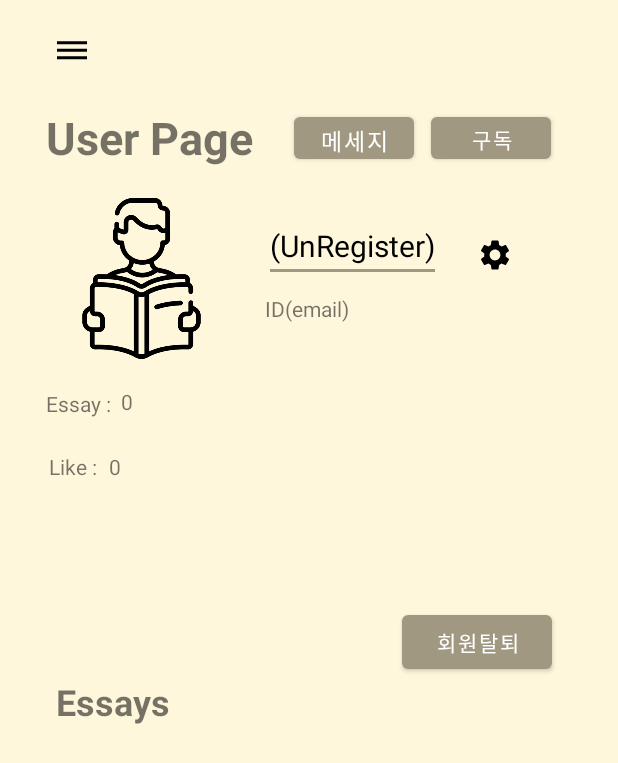
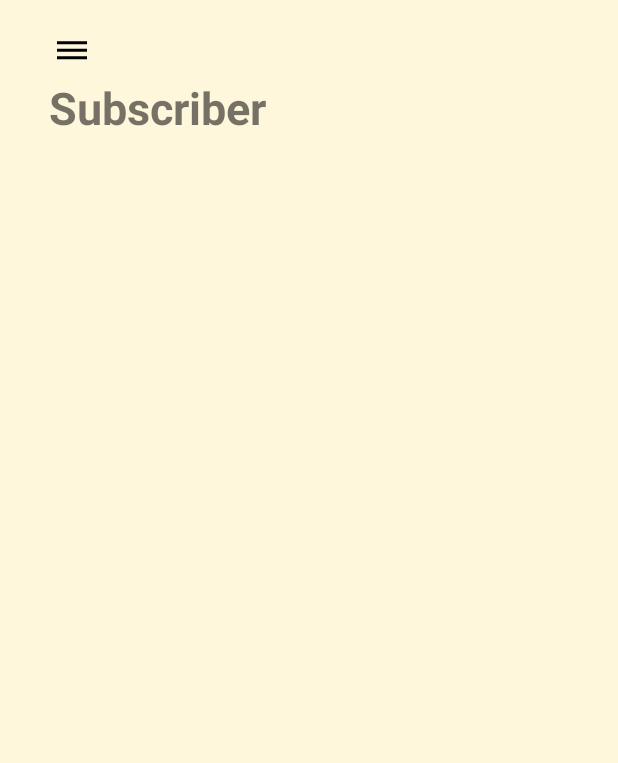
Before and after one commit to pss240/swengineering, an Android app: the MyEssayPage screen opened through its navigation route, in the side drawer, after a tap on "Subscriber", on a phone screen of 412 x 824 dp. Shown: the top 763 px of the screen. Run offline under Robolectric (Android 15) with nearby library versions, the phone set to English and light mode, and no system bars; our stand-ins replace Firebase (no records; nobody signed in at launch, a user with empty details on screens opened directly).

Commit message:
subscriber 드로어메뉴 추가

```diff
--- a/app/src/main/java/com/example/swengineering/Message_main.kt
+++ b/app/src/main/java/com/example/swengineering/Message_main.kt
@@ -128,7 +128,7 @@ class Message_main : Fragment(), NavigationView.OnNavigationItemSelectedListener
                 layout_drawer_welcome.closeDrawer(GravityCompat.START)
             }
             R.id.button_welcome_Subscriber -> {
-                navController.navigate(R.id.action_todayTopicFragment_to_subscriberFragment)
+                navController.navigate(R.id.subscriberFragment)
                 layout_drawer_welcome.closeDrawer(GravityCompat.START)
             }
             R.id.button_welcome_Message -> {
--- a/app/src/main/java/com/example/swengineering/My_essay_page.kt
+++ b/app/src/main/java/com/example/swengineering/My_essay_page.kt
@@ -240,7 +240,7 @@ class MyEssayPage : Fragment(), NavigationView.OnNavigationItemSelectedListener
                 layout_drawer_welcome.closeDrawer(GravityCompat.START)
             }
             R.id.button_welcome_Subscriber -> {
-                navController.navigate(R.id.action_todayTopicFragment_to_subscriberFragment)
+                navController.navigate(R.id.subscriberFragment)
                 layout_drawer_welcome.closeDrawer(GravityCompat.START)
             }
             R.id.button_welcome_Message -> {
--- a/app/src/main/java/com/example/swengineering/WelcomeFragment.kt
+++ b/app/src/main/java/com/example/swengineering/WelcomeFragment.kt
@@ -37,6 +37,7 @@ class WelcomeFragment : Fragment(), NavigationView.OnNavigationItemSelectedListe
     lateinit var navController : NavController
     override fun onViewCreated(view: View, savedInstanceState: Bundle?) {
         super.onViewCreated(view, savedInstanceState)
+
         navController = Navigation.findNavController(view)
         button_welcome_drawmenu.setOnClickListener{layout_drawer_welcome.openDrawer(GravityCompat.START)}
         naviview_Welcome.setNavigationItemSelectedListener(this)
--- a/app/src/main/res/layout/fragment_subscriber.xml
+++ b/app/src/main/res/layout/fragment_subscriber.xml
@@ -1,7 +1,13 @@
 <?xml version="1.0" encoding="utf-8"?>
-<androidx.constraintlayout.widget.ConstraintLayout xmlns:android="http://schemas.android.com/apk/res/android"
+<androidx.drawerlayout.widget.DrawerLayout
+    xmlns:android="http://schemas.android.com/apk/res/android"
     xmlns:app="http://schemas.android.com/apk/res-auto"
     xmlns:tools="http://schemas.android.com/tools"
+    android:layout_width="match_parent"
+    android:layout_height="match_parent"
+    android:id = "@+id/layout_drawer_welcome"
+    tools:context=".WelcomeFragment">
+    <androidx.constraintlayout.widget.ConstraintLayout
         android:layout_width="match_parent"
         android:layout_height="match_parent"
         tools:context=".SubscriberFragment"
@@ -41,3 +47,12 @@
             app:layout_constraintTop_toBottomOf="@+id/textView_Subscriber" />
 
     </androidx.constraintlayout.widget.ConstraintLayout>
+    <com.google.android.material.navigation.NavigationView
+        android:layout_width="match_parent"
+        android:layout_height="match_parent"
+        android:layout_gravity = "start"
+        android:id = "@+id/naviview_Welcome"
+        app:headerLayout="@layout/header_layout"
+        app:menu = "@menu/drawer_nav_menu_welcome"
+        />
+</androidx.drawerlayout.widget.DrawerLayout>
--- a/app/src/main/res/navigation/nav_graph.xml
+++ b/app/src/main/res/navigation/nav_graph.xml
@@ -112,6 +112,12 @@
             app:exitAnim="@anim/nav_default_exit_anim"
             app:popEnterAnim="@anim/nav_default_pop_enter_anim"
             app:popExitAnim="@anim/nav_default_pop_exit_anim" />
+        <action
+            android:id="@+id/action_subscriberFragment_self"
+            app:destination="@id/subscriberFragment" />
+        <action
+            android:id="@+id/action_subscriberFragment_to_message_main"
+            app:destination="@id/message_main" />
     </fragment>
     <fragment
         android:id="@+id/todayTopicFragment"
@@ -153,6 +159,7 @@
             app:exitAnim="@anim/nav_default_exit_anim"
             app:popEnterAnim="@anim/nav_default_pop_enter_anim"
             app:popExitAnim="@anim/nav_default_pop_exit_anim"/>
+
     </fragment>
     <fragment
         android:id="@+id/myEssayPage"
```
Also changed, not shown: app/src/main/java/com/example/swengineering/SubscriberFragment.kt (+40 -2 lines). Lines whose indentation alone changed are shown as unchanged.
